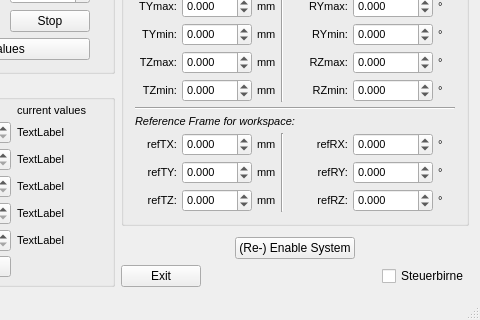
Old version of the form nicos_mlz/kws1/gui/tools/hexapod.ui in the repository mlz-ictrl/nicos; both pictures show x 197 to 677 and y 328 to 648 of the 677 by 648 pixel window.
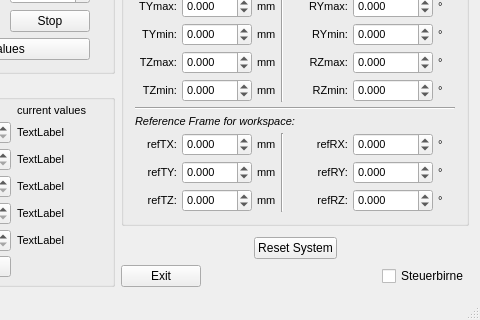
New version of the form.

Commit message:
KWS1: adjust hexapod tool to make it work with the entangle server
* use new/modified interfaces (especially for workspaces)
* remove options to install and enable the hexapod (handled
  automatically by the server) and add a 'reset' button instead
* start movement by setting all targets simultaneously instead of
  setting all axis values one after another (avoid unnecessary
  start-stop-sequences)

Depends-On: Iee34bd7c7c9b7a4e2e8ffd2dc40c789804de610b

```diff
--- a/nicos_mlz/kws1/gui/tools/hexapod.ui
+++ b/nicos_mlz/kws1/gui/tools/hexapod.ui
@@ -1819,7 +1819,7 @@
         <item>
          <widget class="QPushButton" name="butReEnableSystem">
           <property name="text">
-           <string>(Re-) Enable System</string>
+           <string>Reset System</string>
           </property>
          </widget>
         </item>
```
Left out of the diff: 46 changed lines with no effect on the pictures. The commit also changes 1 other file.
